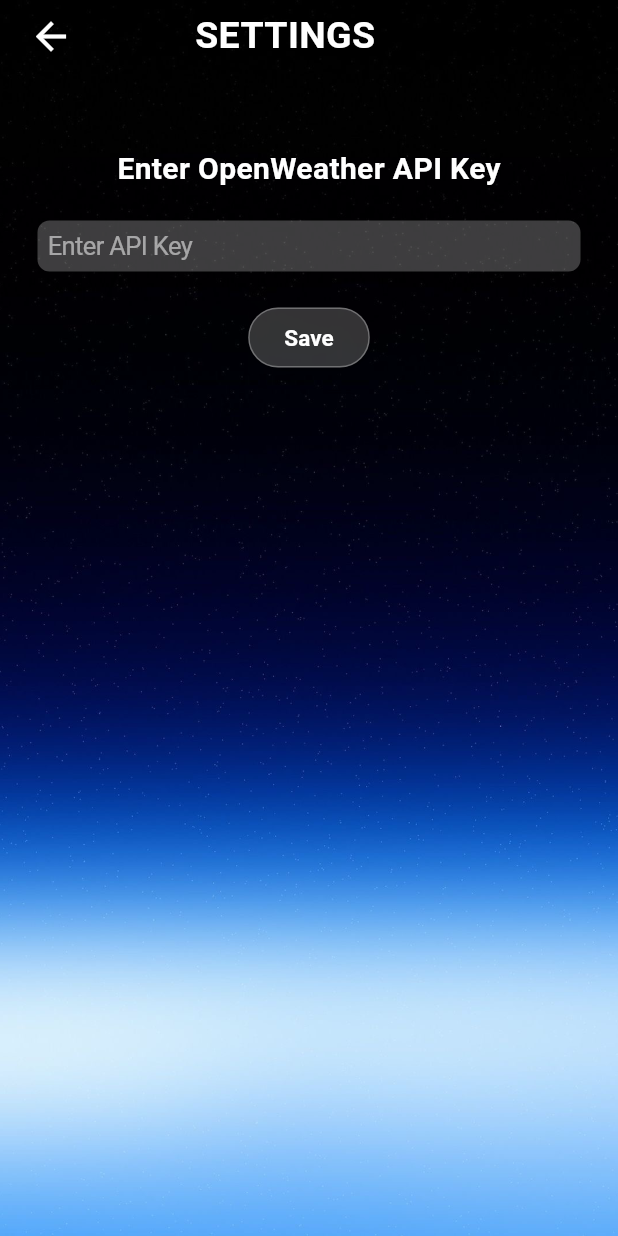
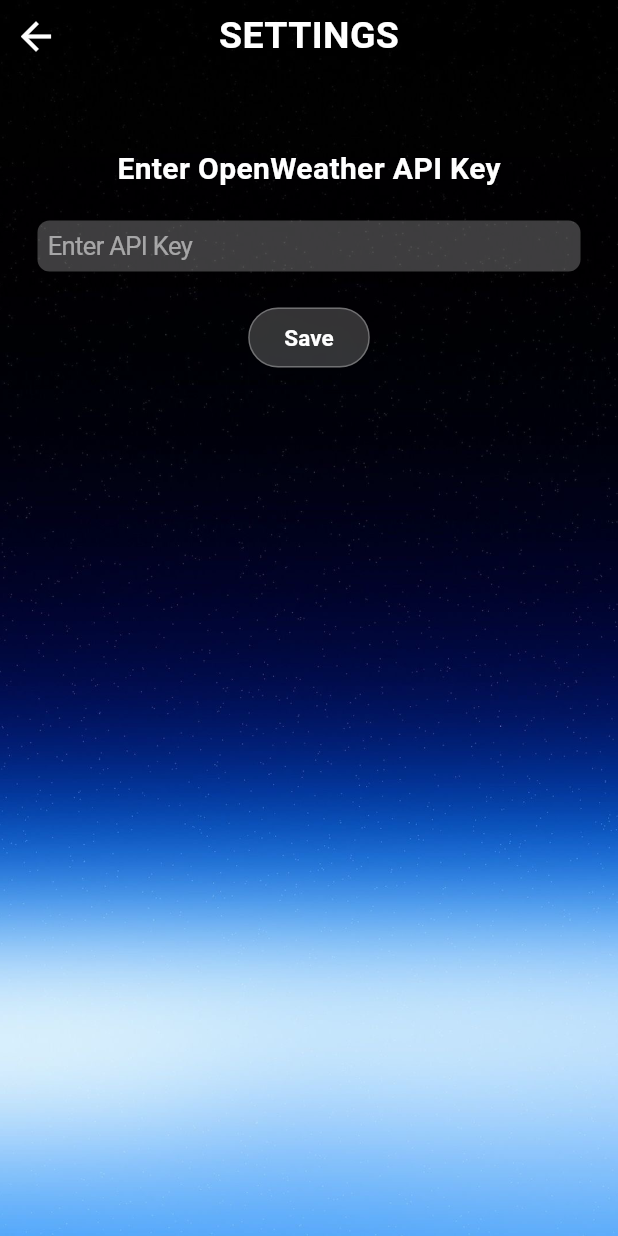
Before and after one commit to SamimNaser/Drizzle-WeatherForecast, a Flutter app: the screen it shows after launch, after a tap on the "settings" icon, on a phone screen of 412 x 824 dp. Run offline on Flutter 3.47's test engine with Material 3 defaults, Android fonts, the phone set to English and light mode, and no system bars; our stand-ins replace geolocator, lottie, shared_preferences.

```diff
--- a/lib/pages/settings_page.dart
+++ b/lib/pages/settings_page.dart
@@ -1,5 +1,4 @@
 import 'dart:ui';
-
 import 'package:flutter/cupertino.dart';
 import 'package:flutter/material.dart';
 import 'package:shared_preferences/shared_preferences.dart';
@@ -29,7 +28,7 @@ class _SettingsPageState extends State<SettingsPage> {
     final prefs = await SharedPreferences.getInstance();
     await prefs.setString('apiKey', _controller.text.trim());
     if (!mounted) return;
-    Navigator.pop(context); // back to WeatherPage
+    Navigator.pop(context, true); // return true to indicate key updated
   }
 
   @override
@@ -49,19 +48,14 @@ class _SettingsPageState extends State<SettingsPage> {
             child: Column(
               children: [
                 Row(
+                  mainAxisAlignment: MainAxisAlignment.spaceBetween,
                   children: [
-                    Padding(
-                      padding: const EdgeInsets.only(left: 10.0),
-                      child: IconButton(
-                        onPressed: () {
-                          Navigator.pop(context);
-                        },
-                        icon: const Icon(Icons.arrow_back , color: Colors.white, size: 30)
-                      ),
+                    IconButton(
+                      onPressed: () {
+                        Navigator.pop(context);
+                      },
+                      icon: const Icon(Icons.arrow_back , color: Colors.white, size: 30)
                     ),
-
-                    const SizedBox(width: 72),
-
                     const Text(
                       "SETTINGS",
                       style: TextStyle(
@@ -69,7 +63,8 @@ class _SettingsPageState extends State<SettingsPage> {
                         fontWeight: FontWeight.bold,
                         fontSize: 25,
                       ),
-                    )
+                    ),
+                    const SizedBox(width: 48),
                   ],
                 ),
 
@@ -99,6 +94,7 @@ class _SettingsPageState extends State<SettingsPage> {
                     ),
                   ),
                 ),
+
                 const SizedBox(height: 20),
 
                 ClipRRect(
--- a/lib/pages/weather_page.dart
+++ b/lib/pages/weather_page.dart
@@ -177,13 +177,16 @@ class _WeatherPageState extends State<WeatherPage> {
                     ),
 
                     IconButton(
-                      onPressed: () {
-                        Navigator.push(
+                      onPressed: () async {
+                        final updated = await Navigator.push(
                           context,
                           MaterialPageRoute(
                             builder: (context) => const SettingsPage(),
                           ),
                         );
+                        if (updated == true) {
+                          _loadApiKey(); // reload API key and weather
+                        }
                       },
                       icon: const Icon(Icons.settings, color: Colors.white , size: 28),
                     ),
```
